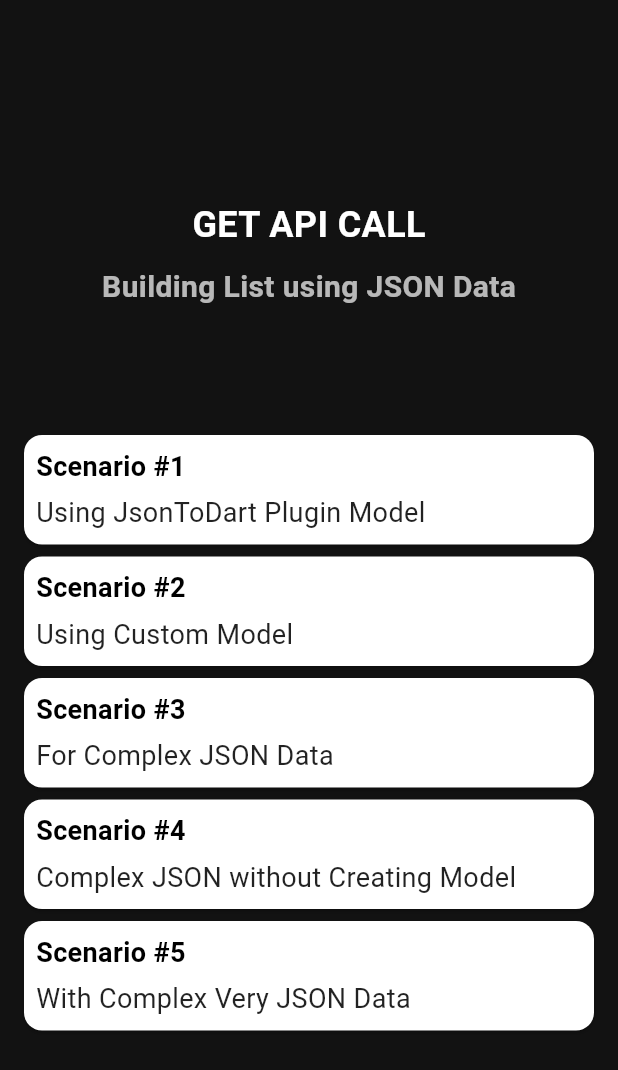
After one commit to RealGulraiz/rest-apis-call-handling-flutter, a Flutter app: the screen it shows after launch, after a tap on "Get Api Calls", on a phone screen of 412 x 824 dp. The commit adds this screen. Shown: the top 1070 px of the screen. Run offline on Flutter 3.47's test engine with Material 3 defaults, Android fonts, the phone set to English and light mode, and no system bars; our stand-ins replace image_picker, modal_progress_hud_nsn; network calls fail; Roboto replaces fonts that are missing (Times New Roman).

Commit message:
Post Api Calls

```diff
--- /dev/null
+++ b/lib/get_api_screen.dart
@@ -0,0 +1,172 @@
+import 'dart:convert';
+
+import 'package:flutter/material.dart';
+import 'package:http/http.dart' as http;
+import 'package:restapis_bootcamp/example_five.dart';
+import 'package:restapis_bootcamp/example_four.dart';
+import 'package:restapis_bootcamp/example_one.dart';
+import 'package:restapis_bootcamp/example_three.dart';
+import 'package:restapis_bootcamp/example_two.dart';
+import 'models/PostsModel.dart';
+class GetApiScreen extends StatefulWidget {
+  const GetApiScreen({Key? key}) : super(key: key);
+
+  @override
+  State<GetApiScreen> createState() => _GetApiScreenState();
+}
+
+class _GetApiScreenState extends State<GetApiScreen> {
+  @override
+  Widget build(BuildContext context) {
+    return Scaffold(
+      body: Padding(
+        padding: const EdgeInsets.all(12.0),
+        child: Column(
+          mainAxisAlignment: MainAxisAlignment.center,
+          children: [
+            const Text('GET API CALL',
+              style: TextStyle(color: Colors.white, fontWeight: FontWeight.bold, fontSize: 24, fontFamily: 'Times New Roman',),
+            ),
+            const SizedBox(height: 10,),
+            const Text('Building List using JSON Data',
+              style: TextStyle(color: Colors.white70, fontWeight: FontWeight.bold, fontSize: 20, fontFamily: 'Times New Roman',),
+            ),
+            const SizedBox(height: 80,),
+            InkWell(
+              onTap: (){
+                Navigator.push(context, MaterialPageRoute(builder: (context) => ExampleOne()));
+              },
+              child: const Card(
+                color: Colors.white,
+                child: Padding(
+                  padding: EdgeInsets.all(8.0),
+                  child: Column(
+                    mainAxisAlignment: MainAxisAlignment.center,
+                    crossAxisAlignment: CrossAxisAlignment.stretch,
+                    children: [
+                      Text('Scenario #1',
+                        style: TextStyle(color: Colors.black, fontWeight: FontWeight.bold, fontSize: 18,),
+                      ),
+                      SizedBox(height: 5,),
+                      Text('Using JsonToDart Plugin Model',
+                        style: TextStyle(color: Colors.black87, fontWeight: FontWeight.normal, fontSize: 18,),
+                      ),
+                    ],
+                  ),
+                ),
+              ),
+            ),
+            InkWell(
+              onTap: (){
+                Navigator.push(context,
+                    MaterialPageRoute(builder: (context) {
+                      return ExampleTwo();
+                    }));
+              },
+              child: const Card(
+                color: Colors.white,
+                child: Padding(
+                  padding: EdgeInsets.all(8.0),
+                  child: Column(
+                    mainAxisAlignment: MainAxisAlignment.center,
+                    crossAxisAlignment: CrossAxisAlignment.stretch,
+                    children: [
+                      Text('Scenario #2',
+                        style: TextStyle(color: Colors.black, fontWeight: FontWeight.bold, fontSize: 18,),
+                      ),
+                      SizedBox(height: 5,),
+                      Text('Using Custom Model',
+                        style: TextStyle(color: Colors.black87, fontWeight: FontWeight.normal, fontSize: 18,),
+                      ),
+                    ],
+                  ),
+                ),
+              ),
+            ),
+            InkWell(
+              onTap: (){
+                Navigator.push(context,
+                    MaterialPageRoute(builder: (context) {
+                      return ExampleThree();
+                    }));
+              },
+              child: const Card(
+                color: Colors.white,
+                child: Padding(
+                  padding: const EdgeInsets.all(8.0),
+                  child: Column(
+                    mainAxisAlignment: MainAxisAlignment.center,
+                    crossAxisAlignment: CrossAxisAlignment.stretch,
+                    children: [
+                      Text('Scenario #3',
+                        style: TextStyle(color: Colors.black, fontWeight: FontWeight.bold, fontSize: 18,),
+                      ),
+                      const SizedBox(height: 5,),
+                      Text('For Complex JSON Data',
+                        style: TextStyle(color: Colors.black87, fontWeight: FontWeight.normal, fontSize: 18,),
+                      ),
+                    ],
+                  ),
+                ),
+              ),
+            ),
+            InkWell(
+              onTap: (){
+                Navigator.push(context,
+                    MaterialPageRoute(builder: (context) {
+                      return ExampleFour();
+                    }));
+              },
+              child: const Card(
+                color: Colors.white,
+                child: Padding(
+                  padding: const EdgeInsets.all(8.0),
+                  child: Column(
+                    mainAxisAlignment: MainAxisAlignment.center,
+                    crossAxisAlignment: CrossAxisAlignment.stretch,
+                    children: [
+                      Text('Scenario #4',
+                        style: TextStyle(color: Colors.black, fontWeight: FontWeight.bold, fontSize: 18,),
+                      ),
+                      const SizedBox(height: 5,),
+                      Text('Complex JSON without Creating Model',
+                        style: TextStyle(color: Colors.black87, fontWeight: FontWeight.normal, fontSize: 18,),
+                      ),
+                    ],
+                  ),
+                ),
+              ),
+            ),
+            InkWell(
+              onTap: (){
+                Navigator.push(context,
+                    MaterialPageRoute(builder: (context) {
+                      return ExampleFive();
+                    }));
+              },
+              child: const Card(
+                color: Colors.white,
+                child: Padding(
+                  padding: const EdgeInsets.all(8.0),
+                  child: Column(
+                    mainAxisAlignment: MainAxisAlignment.center,
+                    crossAxisAlignment: CrossAxisAlignment.stretch,
+                    children: [
+                      Text('Scenario #5',
+                        style: TextStyle(color: Colors.black, fontWeight: FontWeight.bold, fontSize: 18,),
+                      ),
+                      const SizedBox(height: 5,),
+                      Text('With Complex Very JSON Data',
+                        style: TextStyle(color: Colors.black87, fontWeight: FontWeight.normal, fontSize: 18,),
+                      ),
+                    ],
+                  ),
+                ),
+              ),
+            ),
+          ],
+        ),
+      ),
+    );
+  }
+}
--- a/lib/home_screen.dart
+++ b/lib/home_screen.dart
@@ -7,10 +7,10 @@ import 'package:restapis_bootcamp/example_four.dart';
 import 'package:restapis_bootcamp/example_one.dart';
 import 'package:restapis_bootcamp/example_three.dart';
 import 'package:restapis_bootcamp/example_two.dart';
+import 'package:restapis_bootcamp/get_api_screen.dart';
+import 'package:restapis_bootcamp/post_api_screen.dart';
 import 'models/PostsModel.dart';
 
-// Example #1
-// Get API Call - Building List using DartToJson Plugin
 
 class HomeScreen extends StatefulWidget {
   const HomeScreen({Key? key}) : super(key: key);
@@ -21,205 +21,61 @@ class HomeScreen extends StatefulWidget {
 
 class _HomeScreenState extends State<HomeScreen> {
 
-  // List<PostsModel> postList = [];
-  // Future<List<PostsModel>> getPostApi()async{
-  //   final response = await http.get(Uri.parse('https://jsonplaceholder.typicode.com/posts'));
-  //   var data = jsonDecode(response.body.toString());
-  //
-  //   if(response.statusCode == 200){
-  //     // postList.clear();
-  //     for(Map i in data){
-  //       postList.add(PostsModel.fromJson(i));
-  //     }
-  //     return postList;
-  //   } else{
-  //     return postList;
-  //   }
-  // }
-
   @override
   Widget build(BuildContext context) {
-    // return Scaffold(
-    //   appBar: AppBar(
-    //     title: Text('Posts API'),
-    //     centerTitle: true,
-    //   ),
-    //   body: Column(
-    //     children: [
-    //       Expanded(
-    //         child: FutureBuilder(
-    //           future: getPostApi(),
-    //             builder: (context, snapshot){
-    //               if(!snapshot.hasData){
-    //                 return Text('loading...');
-    //               }else{
-    //                 return ListView.builder(
-    //                   itemCount: postList.length,
-    //                     itemBuilder: (context, index){
-    //                   return Card(
-    //                     child: Padding(
-    //                       padding: const EdgeInsets.all(8.0),
-    //                       child: Column(
-    //                         mainAxisAlignment: MainAxisAlignment.start,
-    //                         crossAxisAlignment: CrossAxisAlignment.start,
-    //                         children: [
-    //                           Text('Title', style: Theme.of(context).textTheme.titleMedium,),
-    //                           Text(postList[index].title.toString()),
-    //                           SizedBox(height: 10,),
-    //                           Text('Description', style: Theme.of(context).textTheme.titleMedium,),
-    //                           Text(postList[index].body.toString()),
-    //                         ],
-    //                       ),
-    //                     ),
-    //                   );
-    //                 });
-    //               }
-    //             }
-    //         ),
-    //       ),
-    //     ],
-    //   ),
-    // );
     return Scaffold(
       body: Padding(
         padding: const EdgeInsets.all(12.0),
         child: Column(
           mainAxisAlignment: MainAxisAlignment.center,
           children: [
-            const Text('GET API CALL',
-              style: TextStyle(color: Colors.white70, fontWeight: FontWeight.bold, fontSize: 24, fontFamily: 'Times New Roman',),
+            const Text('REST APIs',
+              style: TextStyle(color: Colors.white, fontWeight: FontWeight.bold, fontSize: 24, fontFamily: 'Times New Roman',),
             ),
             const SizedBox(height: 10,),
-            const Text('Building List using JSON Data',
-              style: TextStyle(color: Colors.white30, fontWeight: FontWeight.bold, fontSize: 20, fontFamily: 'Times New Roman',),
+            const Text('Get & Post API Calls',
+              style: TextStyle(color: Colors.white70, fontWeight: FontWeight.bold, fontSize: 20, fontFamily: 'Times New Roman',),
             ),
             const SizedBox(height: 80,),
             InkWell(
               onTap: (){
-                Navigator.push(context, MaterialPageRoute(builder: (context) => ExampleOne()));
+                Navigator.push(context, MaterialPageRoute(builder: (context) => GetApiScreen()));
               },
               child: const Card(
-                color: Colors.grey,
+                color: Colors.white,
                 child: Padding(
                   padding: EdgeInsets.all(8.0),
                   child: Column(
                     mainAxisAlignment: MainAxisAlignment.center,
                     crossAxisAlignment: CrossAxisAlignment.stretch,
                     children: [
-                      Text('Scenario #1',
-                        style: TextStyle(color: Colors.black, fontWeight: FontWeight.bold, fontSize: 18,),
-                      ),
-                      SizedBox(height: 5,),
-                      Text('Using JsonToDart Plugin Model',
-                        style: TextStyle(color: Colors.black87, fontWeight: FontWeight.normal, fontSize: 18,),
+                      Center(
+                        child: Text('Get Api Calls',
+                          style: TextStyle(color: Colors.black, fontWeight: FontWeight.bold, fontSize: 22,),
+                        ),
                       ),
                     ],
                   ),
                 ),
               ),
             ),
+            const SizedBox(height: 15,),
             InkWell(
               onTap: (){
-                Navigator.push(context,
-                    MaterialPageRoute(builder: (context) {
-                      return ExampleTwo();
-                    }));
+                Navigator.push(context, MaterialPageRoute(builder: (context) => PostApiScreen()));
               },
               child: const Card(
-                color: Colors.grey,
+                color: Colors.white,
                 child: Padding(
                   padding: EdgeInsets.all(8.0),
                   child: Column(
                     mainAxisAlignment: MainAxisAlignment.center,
                     crossAxisAlignment: CrossAxisAlignment.stretch,
                     children: [
-                      Text('Scenario #2',
-                        style: TextStyle(color: Colors.black, fontWeight: FontWeight.bold, fontSize: 18,),
-                      ),
-                      SizedBox(height: 5,),
-                      Text('Using Custom Model',
-                        style: TextStyle(color: Colors.black87, fontWeight: FontWeight.normal, fontSize: 18,),
-                      ),
-                    ],
-                  ),
-                ),
-              ),
-            ),
-            InkWell(
-              onTap: (){
-                Navigator.push(context,
-                    MaterialPageRoute(builder: (context) {
-                      return ExampleThree();
-                    }));
-              },
-              child: const Card(
-                color: Colors.grey,
-                child: Padding(
-                  padding: const EdgeInsets.all(8.0),
-                  child: Column(
-                    mainAxisAlignment: MainAxisAlignment.center,
-                    crossAxisAlignment: CrossAxisAlignment.stretch,
-                    children: [
-                      Text('Scenario #3',
-                        style: TextStyle(color: Colors.black, fontWeight: FontWeight.bold, fontSize: 18,),
-                      ),
-                      const SizedBox(height: 5,),
-                      Text('For Complex JSON Data',
-                        style: TextStyle(color: Colors.black87, fontWeight: FontWeight.normal, fontSize: 18,),
-                      ),
-                    ],
-                  ),
-                ),
-              ),
-            ),
-            InkWell(
-              onTap: (){
-                Navigator.push(context,
-                    MaterialPageRoute(builder: (context) {
-                      return ExampleFour();
-                    }));
-              },
-              child: const Card(
-                color: Colors.grey,
-                child: Padding(
-                  padding: const EdgeInsets.all(8.0),
-                  child: Column(
-                    mainAxisAlignment: MainAxisAlignment.center,
-                    crossAxisAlignment: CrossAxisAlignment.stretch,
-                    children: [
-                      Text('Scenario #4',
-                        style: TextStyle(color: Colors.black, fontWeight: FontWeight.bold, fontSize: 18,),
-                      ),
-                      const SizedBox(height: 5,),
-                      Text('Complex JSON without Creating Model',
-                        style: TextStyle(color: Colors.black87, fontWeight: FontWeight.normal, fontSize: 18,),
-                      ),
-                    ],
-                  ),
-                ),
-              ),
-            ),
-            InkWell(
-              onTap: (){
-                Navigator.push(context,
-                    MaterialPageRoute(builder: (context) {
-                      return ExampleFive();
-                    }));
-              },
-              child: const Card(
-                color: Colors.grey,
-                child: Padding(
-                  padding: const EdgeInsets.all(8.0),
-                  child: Column(
-                    mainAxisAlignment: MainAxisAlignment.center,
-                    crossAxisAlignment: CrossAxisAlignment.stretch,
-                    children: [
-                      Text('Scenario #5',
-                        style: TextStyle(color: Colors.black, fontWeight: FontWeight.bold, fontSize: 18,),
-                      ),
-                      const SizedBox(height: 5,),
-                      Text('With Complex Very JSON Data',
-                        style: TextStyle(color: Colors.black87, fontWeight: FontWeight.normal, fontSize: 18,),
+                      Center(
+                        child: Text('Post Api Calls',
+                          style: TextStyle(color: Colors.black, fontWeight: FontWeight.bold, fontSize: 22,),
+                        ),
                       ),
                     ],
                   ),
--- a/lib/main.dart
+++ b/lib/main.dart
@@ -4,6 +4,9 @@ import 'package:restapis_bootcamp/example_four.dart';
 import 'package:restapis_bootcamp/example_three.dart';
 import 'package:restapis_bootcamp/example_two.dart';
 import 'package:restapis_bootcamp/home_screen.dart';
+import 'package:restapis_bootcamp/post_api_screen.dart';
+import 'package:restapis_bootcamp/signup.dart';
+import 'package:restapis_bootcamp/upload_image.dart';
 
 void main() {
   runApp(const MyApp());
--- a/pubspec.yaml
+++ b/pubspec.yaml
@@ -36,6 +36,8 @@ dependencies:
   # Use with the CupertinoIcons class for iOS style icons.
   cupertino_icons: ^1.0.2
   http: ^1.1.2
+  modal_progress_hud_nsn: ^0.4.0-nullsafety-1
+  image_picker: ^1.0.7
 
 dev_dependencies:
   flutter_test:
```
Also changed, not shown: lib/post_api_screen.dart (added, +85 -0 lines), lib/signup.dart (added, +88 -0 lines), lib/upload_image.dart (added, +115 -0 lines), pubspec.lock, 6 other files.
